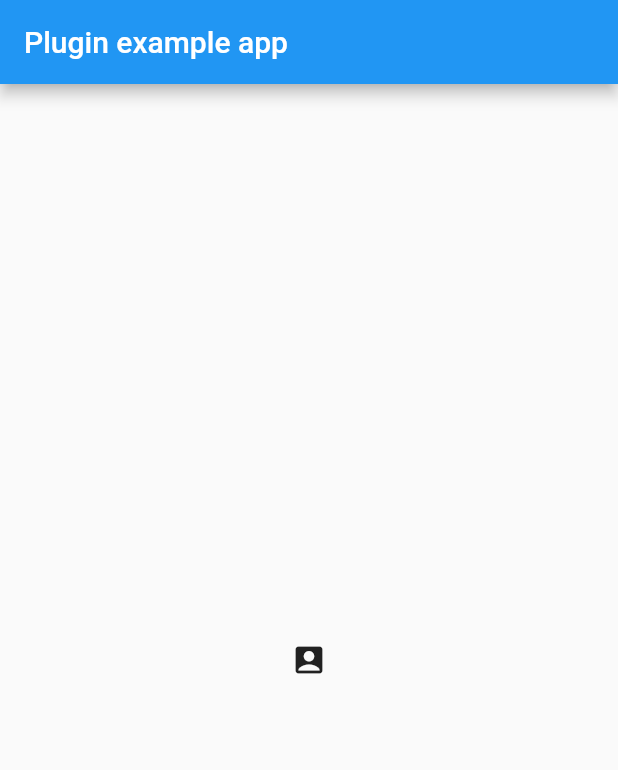
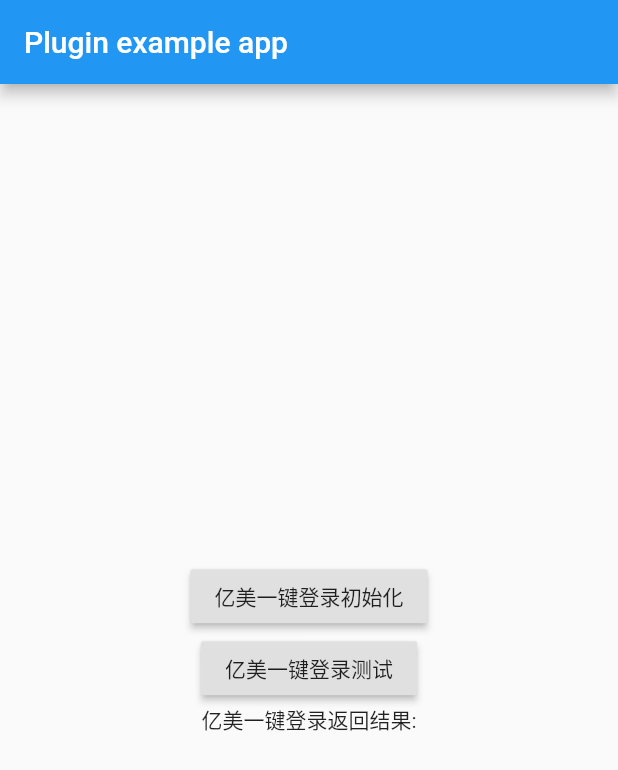
Before and after one commit to openunion-ygz/flutter_easy_login, a Flutter app: the screen it shows after launch, on a phone screen of 412 x 824 dp. Shown: the top 770 px of the screen. Run offline on Flutter 3.47's test engine with Material 2 defaults, Android fonts, the light colour scheme and no system bars.

```diff
--- a/example/lib/main.dart
+++ b/example/lib/main.dart
@@ -13,12 +13,14 @@ class MyApp extends StatefulWidget {
 
 class _MyAppState extends State<MyApp> {
   String _platformVersion = 'Unknown';
+  String _phoneNum = '';
+  bool _isInit = false;
 
   @override
   void initState() {
     super.initState();
     initPlatformState();
-    initLoginSdk();
+//    initLoginSdk();
   }
 
   // Platform messages are asynchronous, so we initialize in an async method.
@@ -49,16 +51,44 @@ class _MyAppState extends State<MyApp> {
           title: const Text('Plugin example app'),
         ),
         body: Center(
-          child: new IconButton(icon: new Icon(Icons.account_box), onPressed: (){
-            FlutterEasyLogin.instance.login();
-          }),
+          child: Column(
+            mainAxisAlignment: MainAxisAlignment.center,
+            children: <Widget>[
+              RaisedButton(child: Text('亿美一键登录初始化'),
+                  onPressed: (){
+                    FlutterEasyLogin.instance.initSdk().then((isInit) => _isInit);
+                    print('_isInit  ===> $_isInit');
+                    FlutterEasyLogin.instance.setLoginUiConfig('自定义协议', 'http://www.baidu.com');
+                  }),
+              RaisedButton(child: Text('亿美一键登录测试'),
+                onPressed: (){
+//            if(_isInit){
+                  FlutterEasyLogin.instance.login().then((phoneNum){
+                    print('phoneNum  ===> $phoneNum');
+                    setState(() {
+                      _phoneNum = phoneNum;
+                    });
+                  });
+//            }else{
+//              Toast.show('请先初始化',context);
+//            }
+                },
+              ),
+              Text(
+                '亿美一键登录返回结果:',
+              ),
+              Text(
+                '$_phoneNum',
+              ),
+            ],
+          ),
         ),
       ),
     );
   }
 
-  void initLoginSdk() {
-    FlutterEasyLogin.instance.initSdk();
-    FlutterEasyLogin.instance.setLoginUiConfig('自定义协议', 'http://www.baidu.com');
-  }
+//  void initLoginSdk() {
+//    FlutterEasyLogin.instance.initSdk();
+//    FlutterEasyLogin.instance.setLoginUiConfig('自定义协议', 'http://www.baidu.com');
+//  }
 }
```
Also changed, not shown: 2 other files.
